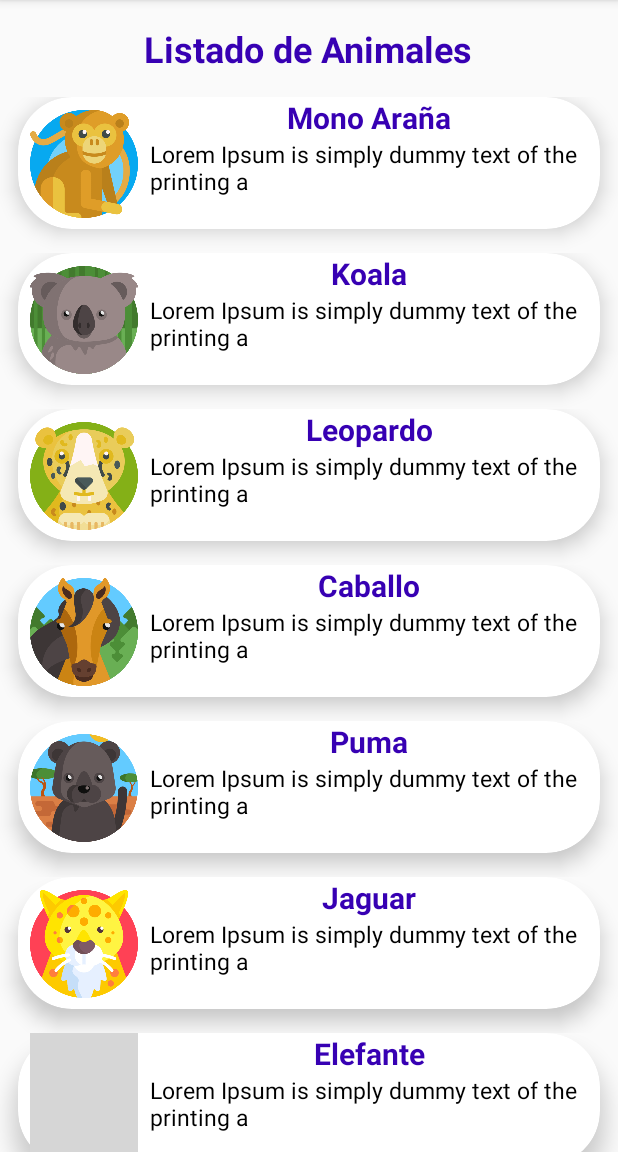
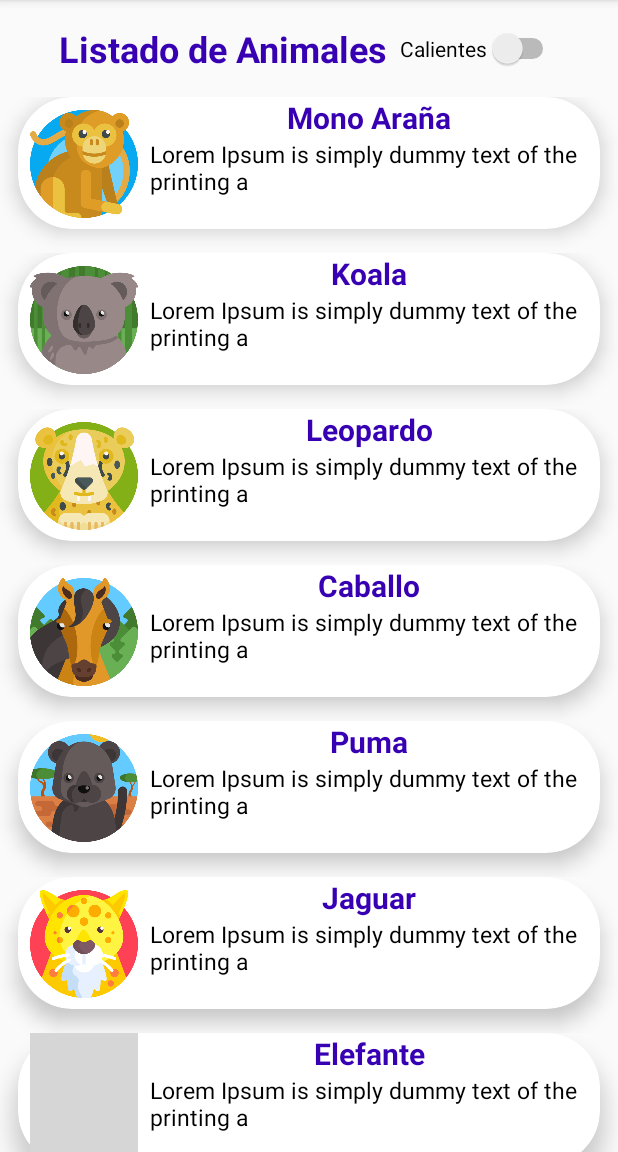
Before and after one commit to BrVenturaU/AnimalZoo, an Android app: the screen it shows after launch (ListadoAnimalesActivity), on a phone screen of 412 x 824 dp, the part 84-1236 px from its top. Run offline under Robolectric (Android 15) with nearby library versions, the phone set to English and light mode, and no system bars; grey boxes are pictures that could not be loaded.

Commit message:
Agregando división de animales por tipo de sangre más estado vacío.

```diff
--- a/app/src/main/java/com/example/animalzoo/Adapters/AnimalesAdapter.java
+++ b/app/src/main/java/com/example/animalzoo/Adapters/AnimalesAdapter.java
@@ -20,17 +20,18 @@ import java.util.ArrayList;
 import java.util.List;
 
 public class AnimalesAdapter extends RecyclerView.Adapter<AnimalesAdapter.ViewHolder> implements View.OnClickListener{
+    private int ANIMAL_COUNT = 0;
     private Context context;
-    private List<Animal> animales;
+    private ArrayList<Animal> animales;
     private IAnimalService animalService;
     private View.OnClickListener listener;
 
     public AnimalesAdapter(){
-        animalService = new AnimalService();
     }
 
-    public void setData(){
-        animales = animalService.listOfAnimals();
+    public void setData(ArrayList<Animal> list, IAnimalService service){
+        animales = list;
+        animalService = service;
         notifyDataSetChanged();
     }
 
@@ -61,12 +62,9 @@ public class AnimalesAdapter extends RecyclerView.Adapter<AnimalesAdapter.ViewHo
 
     @Override
     public void onBindViewHolder(@NonNull ViewHolder holder, int position) {
+
         Animal animal = animales.get(position);
-
-        String descripcionRecortada = animalService.substringAnimalDescription(context.getString(animal.getDescripcion()), 50);
-        holder.tvNombreAnimal.setText(animal.getNombre());
-        holder.tvDescripcionAnimal.setText(descripcionRecortada);
-        holder.imvIcAnimal.setImageResource(animal.getIcono());
+        setAnimalData(animal, holder);
     }
 
     @Override
@@ -84,4 +82,11 @@ public class AnimalesAdapter extends RecyclerView.Adapter<AnimalesAdapter.ViewHo
             listener.onClick(view);
         }
     }
+
+    public void setAnimalData(Animal animal, ViewHolder holder){
+        String descripcionRecortada = animalService.substringAnimalDescription(context.getString(animal.getDescripcion()), 50);
+        holder.tvNombreAnimal.setText(animal.getNombre());
+        holder.tvDescripcionAnimal.setText(descripcionRecortada);
+        holder.imvIcAnimal.setImageResource(animal.getIcono());
+    }
 }
--- a/app/src/main/java/com/example/animalzoo/Interfaces/IAnimalService.java
+++ b/app/src/main/java/com/example/animalzoo/Interfaces/IAnimalService.java
@@ -1,10 +1,15 @@
 package com.example.animalzoo.Interfaces;
 
 import com.example.animalzoo.Entity.Animal;
+import com.example.animalzoo.Utils.AnimalType;
 
+import java.util.ArrayList;
 import java.util.List;
 
 public interface IAnimalService {
-    List<Animal> listOfAnimals();
+    ArrayList<Animal> listOfAnimals();
     String substringAnimalDescription(String descripcion, Integer finalSub);
+    ArrayList<Animal> coldBloodAnimalsList();
+    ArrayList<Animal> hotBloodAnimalsList();
+    AnimalType coldBloodAnimalCount();
 }
--- a/app/src/main/java/com/example/animalzoo/ListadoAnimalesActivity.java
+++ b/app/src/main/java/com/example/animalzoo/ListadoAnimalesActivity.java
@@ -6,6 +6,8 @@ import androidx.recyclerview.widget.RecyclerView;
 
 import android.os.Bundle;
 import android.view.View;
+import android.widget.LinearLayout;
+import android.widget.Switch;
 import android.widget.Toast;
 
 import com.example.animalzoo.Adapters.AnimalesAdapter;
@@ -13,31 +15,58 @@ import com.example.animalzoo.Entity.Animal;
 import com.example.animalzoo.Interfaces.IAnimalService;
 import com.example.animalzoo.Services.AnimalService;
 
+import java.util.ArrayList;
 import java.util.List;
 
-public class ListadoAnimalesActivity extends AppCompatActivity {
+public class ListadoAnimalesActivity extends AppCompatActivity implements View.OnClickListener {
     private RecyclerView recyclerView;
     private AnimalesAdapter animalesAdapter;
+    private IAnimalService animalService;
+    private ArrayList<Animal> animales;
+    private Switch swTipoSangre;
+    private LinearLayout linearLayout;
     @Override
     protected void onCreate(Bundle savedInstanceState) {
         super.onCreate(savedInstanceState);
         setContentView(R.layout.activity_listado_animales);
 
+        animalService = new AnimalService();
+        animales = animalService.hotBloodAnimalsList();
+        linearLayout = findViewById(R.id.layoutVacio);
+        swTipoSangre = findViewById(R.id.swTipoSangre);
         recyclerView = findViewById(R.id.rvAnimales);
         recyclerView.setLayoutManager(new LinearLayoutManager(this));
         animalesAdapter = new AnimalesAdapter();
-        animalesAdapter.setData();
-
-        animalesAdapter.setOnclicListener(new View.OnClickListener() {
-            @Override
-            public void onClick(View view) {
-                Toast.makeText(getApplicationContext(), "Información Activity", Toast.LENGTH_SHORT).show();
-            }
-        });
-
+        animalesAdapter.setData(animales, animalService);
         recyclerView.setAdapter(animalesAdapter);
 
+        animalesAdapter.setOnclicListener(this);
+        swTipoSangre.setOnClickListener(this);
+    }
 
-
+    @Override
+    public void onClick(View view) {
+        switch (view.getId()){
+            case R.id.swTipoSangre:{
+                if(swTipoSangre.isChecked()){
+                    animales = animalService.coldBloodAnimalsList();
+                    swTipoSangre.setText("Frios");
+                }else{
+                    animales = animalService.hotBloodAnimalsList();
+                    swTipoSangre.setText("Calientes");
+                }
+                linearLayout.setVisibility(animales.size()>0 ? View.GONE : View.VISIBLE);
+                animalesAdapter.setData(animales, animalService);
+                recyclerView.setAdapter(animalesAdapter);
+            }
+            default:{
+                animalesAdapter.setOnclicListener(new View.OnClickListener() {
+                    @Override
+                    public void onClick(View view) {
+                        Toast.makeText(getApplicationContext(), "Información Activity", Toast.LENGTH_SHORT).show();
+                    }
+                });
+            }
+        }
     }
 }
--- a/app/src/main/java/com/example/animalzoo/Services/AnimalService.java
+++ b/app/src/main/java/com/example/animalzoo/Services/AnimalService.java
@@ -1,8 +1,11 @@
 package com.example.animalzoo.Services;
+
+import android.text.BoringLayout;
 
 import com.example.animalzoo.Entity.Animal;
 import com.example.animalzoo.Interfaces.IAnimalService;
 import com.example.animalzoo.R;
+import com.example.animalzoo.Utils.AnimalType;
 
 import java.util.ArrayList;
 import java.util.List;
@@ -13,7 +16,7 @@ public class AnimalService implements IAnimalService {
     }
 
     @Override
-    public List<Animal> listOfAnimals(){
+    public ArrayList<Animal> listOfAnimals(){
         //Creando Animales
         Animal mono = new Animal(1, R.string.nombre_mono_araña, R.string.descripcion_mono_araña,
                 R.drawable.info_mono, R.raw.mono, R.drawable.ic_mono, false, R.string.nombre_cientifico_mono,
@@ -71,7 +74,7 @@ public class AnimalService implements IAnimalService {
                 R.string.habitat_avestruz, R.string.camada_avestruz, R.string.gestacion_avestruz);
 
         //Agregando animales a la lista
-        List<Animal> Animales = new ArrayList<>();
+        ArrayList<Animal> Animales = new ArrayList<>();
         Animales.add(mono);
         Animales.add(koala);
         Animales.add(leopardo);
@@ -87,6 +90,27 @@ public class AnimalService implements IAnimalService {
         return Animales;
     }
 
+    public ArrayList<Animal> coldBloodAnimalsList(){
+        ArrayList<Animal> animales = listOfAnimals();
+        ArrayList<Animal> coldBloodAnimals = new ArrayList<>();
+        for (Animal animal : animales){
+            if(animal.getIsColdBlood())
+                coldBloodAnimals.add(animal);
+        }
+        return coldBloodAnimals;
+    }
+
+    public ArrayList<Animal> hotBloodAnimalsList(){
+        ArrayList<Animal> animales = listOfAnimals();
+        ArrayList<Animal> hotBloodAnimals = new ArrayList<>();
+        for (Animal animal : animales){
+            if(!animal.getIsColdBlood())
+                hotBloodAnimals.add(animal);
+        }
+
+        return hotBloodAnimals;
+    }
+
     public String substringAnimalDescription(String descripcion, Integer finalSub){
         finalSub = finalSub <= 100 && finalSub >= 1 ? finalSub : 100;
         String shortDescription = descripcion.length() > finalSub ?
@@ -94,4 +118,20 @@ public class AnimalService implements IAnimalService {
                 descripcion;
         return  shortDescription;
     }
+
+    public AnimalType coldBloodAnimalCount(){
+        AnimalType animalType;
+        Integer coldCount = 0, hotCount = 0;
+        List<Animal> animales = listOfAnimals();
+        for (Animal animal : animales){
+            if(animal.getIsColdBlood())
+                coldCount++;
+            else
+                hotCount++;
+        }
+
+        animalType = new AnimalType(coldCount, hotCount);
+
+        return animalType;
+    }
 }
--- a/app/src/main/res/layout/activity_listado_animales.xml
+++ b/app/src/main/res/layout/activity_listado_animales.xml
@@ -8,20 +8,55 @@
     android:orientation="vertical"
     android:paddingTop="16dp">
 
+    <LinearLayout
+        android:layout_width="match_parent"
+        android:layout_height="wrap_content"
+        android:orientation="horizontal"
+        android:gravity="center"
+        android:layout_marginBottom="16dp">
         <TextView
             android:layout_width="wrap_content"
             android:layout_height="wrap_content"
-        android:layout_gravity="center"
             android:text="@string/titulo_listado_layout"
             android:textColor="@color/colorPrimaryDark"
             android:textSize="24dp"
             android:textStyle="bold"
-        android:layout_marginBottom="16dp"
+            android:layout_marginRight="8dp"
             />
+        <Switch
+            android:id="@+id/swTipoSangre"
+            android:layout_width="wrap_content"
+            android:layout_height="wrap_content"
+            android:text="Calientes" />
+    </LinearLayout>
+
+
 
     <androidx.recyclerview.widget.RecyclerView
         android:id="@+id/rvAnimales"
         android:layout_width="match_parent"
         android:layout_height="wrap_content" />
 
+    <LinearLayout
+        android:id="@+id/layoutVacio"
+        android:layout_width="match_parent"
+        android:layout_height="match_parent"
+        android:orientation="vertical"
+        android:gravity="center"
+        android:visibility="gone">
+        <ImageView
+            android:layout_width="match_parent"
+            android:layout_height="400dp"
+            android:src="@drawable/ic_animals_zoo"/>
+        <TextView
+            android:layout_width="wrap_content"
+            android:layout_height="wrap_content"
+            android:text="No hay animales"
+            android:textSize="28dp"/>
     </LinearLayout>
+
+
+
+
+
+</LinearLayout>
```
Also changed, not shown: app/src/main/java/com/example/animalzoo/Utils/AnimalType.java (added, +30 -0 lines). Lines whose indentation alone changed are shown as unchanged.
